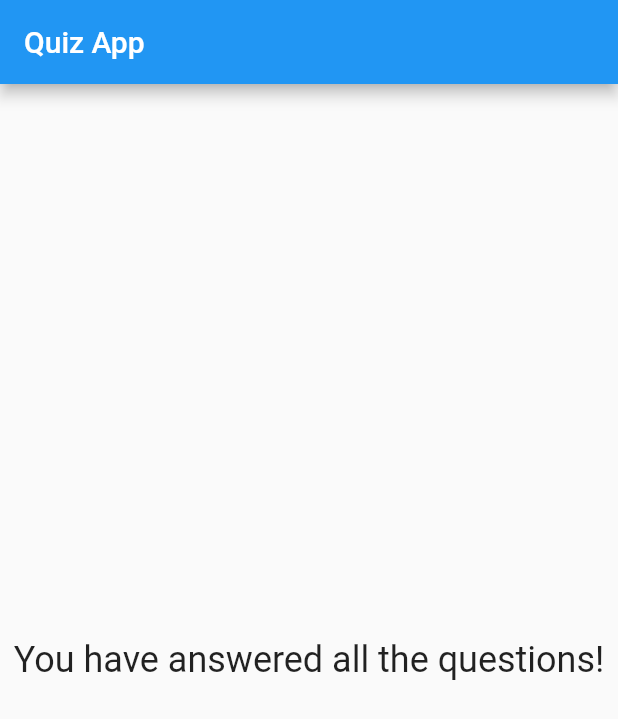
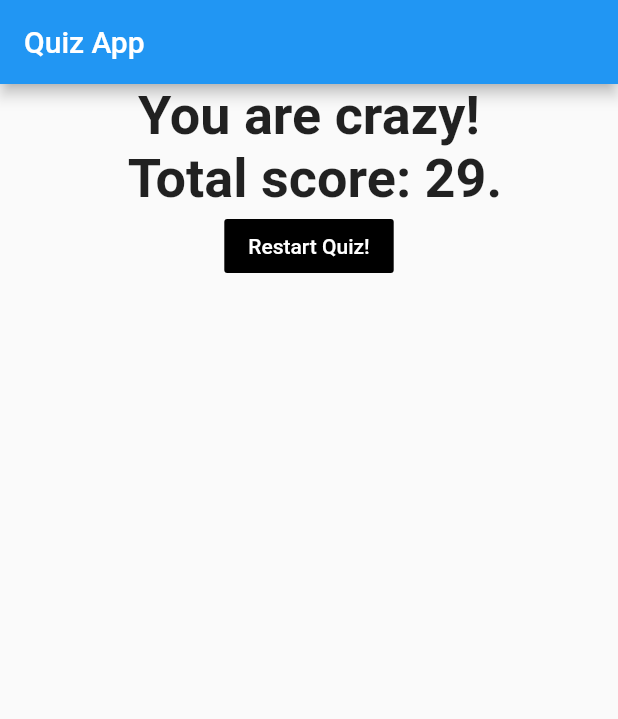
Before and after one commit to matheusmslima/flutter-quiz-app, a Flutter app: the screen it shows after launch, after a tap on "Black", after a tap on "Snake", after a tap on "BMW M8", on a phone screen of 412 x 824 dp. Shown: the top 719 px of the screen. Run offline on Flutter 3.47's test engine with Material 2 defaults, Android fonts, the phone set to English and light mode, and no system bars; Roboto replaces fonts that are missing (RobotoMono).

Commit message:
Almost finished

```diff
--- a/lib/main.dart
+++ b/lib/main.dart
@@ -1,7 +1,7 @@
 import 'package:flutter/material.dart';
-import 'package:flutter_complete_guide/answer.dart';
 
-import './question.dart';
+import 'package:flutter_complete_guide/result.dart';
+import './quiz.dart';
 
 // todo app precisa de uma main1
 //void main() {
@@ -32,36 +32,53 @@ class _QuizAppState extends State<QuizApp> {
   //BuildContext is a type of object, context is a object of type BuildContext
   //build needs to return something, this something is a widget
   //anotacao que indica que vou sobrescrever uma classe mãe
-  final questions = const [
+  final _questions = const [
     // maps
     {
       'questionText': "What's your favorite color?",
-      'answers': ['Black', 'Red', 'Green', 'White'],
+      'answers': [
+        {'text': 'Black', 'score': 10},
+        {'text': 'Red', 'score': 5},
+        {'text': 'Green', 'score': 3},
+        {'text': 'White', 'score': 1}
+      ],
     },
     {
       'questionText': "What's your favorite animal?",
-      'answers': ['Rabbit', 'Snake', 'Elephant', 'Lion'],
+      'answers': [
+        {'text': 'Rabbit', 'score': 3},
+        {'text': 'Snake', 'score': 11},
+        {'text': 'Elephant', 'score': 5},
+        {'text': 'Lion', 'score': 9}
+      ],
     },
     {
       'questionText': "What's your favorite car?",
-      'answers': ['Ferrari F50', 'AMG C63 GT', 'BMW M8', 'Jaguar F-Type'],
+      'answers': [
+        {'text': 'Ferrari F50', 'score': 5},
+        {'text': 'AMG C63 GT', 'score': 1},
+        {'text': 'BMW M8', 'score': 8},
+        {'text': 'Jaguar F-Type', 'score': 7}
+      ],
     },
   ];
 
   var _questionIndex = 0;
+  var _totalScore = 0;
 
-  void _answerQuestion() {
+  void _resetQuiz() {
+    setState(() {
+      _questionIndex = 0;
+      _totalScore = 0;
+    });
+  }
+
+  void _answerQuestion(int score) {
+    _totalScore += score;
+
     setState(() {
       _questionIndex++;
     });
-    // print("Answer chosen!");
-    // ignore: avoid_print
-    print(_questionIndex);
-
-    if (_questionIndex < questions.length) {
-      // ignore: avoid_print
-      print("We have more questions!");
-    }
   }
 
   @override // deliberatly overrinding the default class
@@ -79,28 +96,13 @@ class _QuizAppState extends State<QuizApp> {
           // com hot reload
         ),
         // GENERIC TYPES <Widget> list of widgets
-        body: _questionIndex < questions.length
-            ? Column(
-                // OLD ... Text(welcomeValdomiro),
-                // ignore: prefer_const_literals_to_create_immutables
-                children: [
-                  Question(
-                    questions[_questionIndex]['questionText'] as String,
-                  ),
-                  ...(questions[_questionIndex]['answers']
-                          as List<String>) //spreadop
-                      .map((answer) {
-                    return Answer(_answerQuestion, answer);
-                  }).toList()
-                ],
+        body: _questionIndex < _questions.length
+            ? Quiz(
+                answerQuestion: _answerQuestion,
+                questionIndex: _questionIndex,
+                questions: _questions,
               )
-            : const Center(
-                child: Text(
-                  "You have answered all the questions!",
-                  style: TextStyle(fontSize: 24),
-                  textAlign: TextAlign.center,
-                ),
-              ),
+            : Result(_totalScore, _resetQuiz),
       ),
     );
   }
--- a/lib/old_values_of_main_dart.txt
+++ /dev/null
@@ -1,115 +0,0 @@
-import 'package:flutter/material.dart';
-
-void main() {
-  runApp(const MyApp());
-}
-
-class MyApp extends StatelessWidget {
-  const MyApp({Key? key}) : super(key: key);
-
-  // This widget is the root of your application.
-  @override
-  Widget build(BuildContext context) {
-    return MaterialApp(
-      title: 'Flutter Demo',
-      theme: ThemeData(
-        // This is the theme of your application.
-        //
-        // Try running your application with "flutter run". You'll see the
-        // application has a blue toolbar. Then, without quitting the app, try
-        // changing the primarySwatch below to Colors.green and then invoke
-        // "hot reload" (press "r" in the console where you ran "flutter run",
-        // or simply save your changes to "hot reload" in a Flutter IDE).
-        // Notice that the counter didn't reset back to zero; the application
-        // is not restarted.
-        primarySwatch: Colors.blue,
-      ),
-      home: const MyHomePage(title: 'Matheus Lima\'s first Flutter App'),
-    );
-  }
-}
-
-class MyHomePage extends StatefulWidget {
-  const MyHomePage({Key? key, required this.title}) : super(key: key);
-
-  // This widget is the home page of your application. It is stateful, meaning
-  // that it has a State object (defined below) that contains fields that affect
-  // how it looks.
-
-  // This class is the configuration for the state. It holds the values (in this
-  // case the title) provided by the parent (in this case the App widget) and
-  // used by the build method of the State. Fields in a Widget subclass are
-  // always marked "final".
-
-  final String title;
-
-  @override
-  State<MyHomePage> createState() => _MyHomePageState();
-}
-
-class _MyHomePageState extends State<MyHomePage> {
-  int _counter = 0;
-
-  void _incrementCounter() {
-    setState(() {
-      // This call to setState tells the Flutter framework that something has
-      // changed in this State, which causes it to rerun the build method below
-      // so that the display can reflect the updated values. If we changed
-      // _counter without calling setState(), then the build method would not be
-      // called again, and so nothing would appear to happen.
-      _counter++;
-    });
-  }
-
-  @override
-  Widget build(BuildContext context) {
-    // This method is rerun every time setState is called, for instance as done
-    // by the _incrementCounter method above.
-    //
-    // The Flutter framework has been optimized to make rerunning build methods
-    // fast, so that you can just rebuild anything that needs updating rather
-    // than having to individually change instances of widgets.
-    return Scaffold(
-      appBar: AppBar(
-        // Here we take the value from the MyHomePage object that was created by
-        // the App.build method, and use it to set our appbar title.
-        title: Text(widget.title),
-      ),
-      body: Center(
-        // Center is a layout widget. It takes a single child and positions it
-        // in the middle of the parent.
-        child: Column(
-          // Column is also a layout widget. It takes a list of children and
-          // arranges them vertically. By default, it sizes itself to fit its
-          // children horizontally, and tries to be as tall as its parent.
-          //
-          // Invoke "debug painting" (press "p" in the console, choose the
-          // "Toggle Debug Paint" action from the Flutter Inspector in Android
-          // Studio, or the "Toggle Debug Paint" command in Visual Studio Code)
-          // to see the wireframe for each widget.
-          //
-          // Column has various properties to control how it sizes itself and
-          // how it positions its children. Here we use mainAxisAlignment to
-          // center the children vertically; the main axis here is the vertical
-          // axis because Columns are vertical (the cross axis would be
-          // horizontal).
-          mainAxisAlignment: MainAxisAlignment.center,
-          children: <Widget>[
-            const Text(
-              'You have pushed the button this many times:',
-            ),
-            Text(
-              '$_counter',
-              style: Theme.of(context).textTheme.headline4,
-            ),
-          ],
-        ),
-      ),
-      floatingActionButton: FloatingActionButton(
-        onPressed: _incrementCounter,
-        tooltip: 'Increment',
-        child: const Icon(Icons.add),
-      ), // This trailing comma makes auto-formatting nicer for build methods.
-    );
-  }
-}
--- /dev/null
+++ b/lib/quiz.dart
@@ -0,0 +1,34 @@
+import 'package:flutter/material.dart';
+import './question.dart';
+import './answer.dart';
+
+class Quiz extends StatelessWidget {
+  final List<Map<String, Object>> questions;
+  final int questionIndex;
+  final Function(int) answerQuestion;
+
+  // ignore: prefer_const_constructors_in_immutables, use_key_in_widget_constructors
+  Quiz(
+      {required this.questions,
+      required this.answerQuestion,
+      required this.questionIndex});
+
+  @override
+  Widget build(BuildContext context) {
+    return Column(
+      // OLD ... Text(welcomeValdomiro),
+      // ignore: prefer_const_literals_to_create_immutables
+      children: [
+        Question(
+          questions[questionIndex]['questionText'] as String,
+        ),
+        ...(questions[questionIndex]['answers']
+                as List<Map<String, Object>>) //spreadop
+            .map((answer) {
+          return Answer(() => answerQuestion(answer['score'] as int),
+              answer['text'] as String);
+        }).toList()
+      ],
+    );
+  }
+}
--- /dev/null
+++ b/lib/result.dart
@@ -0,0 +1,50 @@
+import 'package:flutter/material.dart';
+
+class Result extends StatelessWidget {
+  final int resultScore;
+  final VoidCallback resetQuiz;
+
+  // ignore: prefer_const_constructors_in_immutables, use_key_in_widget_constructors
+  Result(this.resultScore, this.resetQuiz);
+
+  String get resultPhrase {
+    var resultText = "You answered all the questions!";
+
+    if (resultScore <= 8) {
+      resultText = "You are awesome and inocent! \n Total score: $resultScore.";
+    } else if (resultScore <= 12) {
+      resultText = "Pretty likable. \n Total score: $resultScore.";
+    } else if (resultScore <= 16) {
+      resultText = "You are a bit strange. \n Total score: $resultScore.";
+    } else {
+      resultText = "You are crazy! \n Total score: $resultScore.";
+    }
+    return resultText;
+  }
+
+  @override
+  Widget build(BuildContext context) {
+    return Center(
+      child: Column(
+        children: [
+          Text(
+            resultPhrase,
+            textAlign: TextAlign.center,
+            style: const TextStyle(
+              fontSize: 36,
+              fontWeight: FontWeight.bold,
+              fontFamily: "RobotoMono",
+            ),
+          ),
+          // ignore: deprecated_member_use
+          FlatButton(
+            color: Colors.black,
+            child: const Text("Restart Quiz!"),
+            textColor: Colors.white,
+            onPressed: resetQuiz,
+          ),
+        ],
+      ),
+    );
+  }
+}
```
